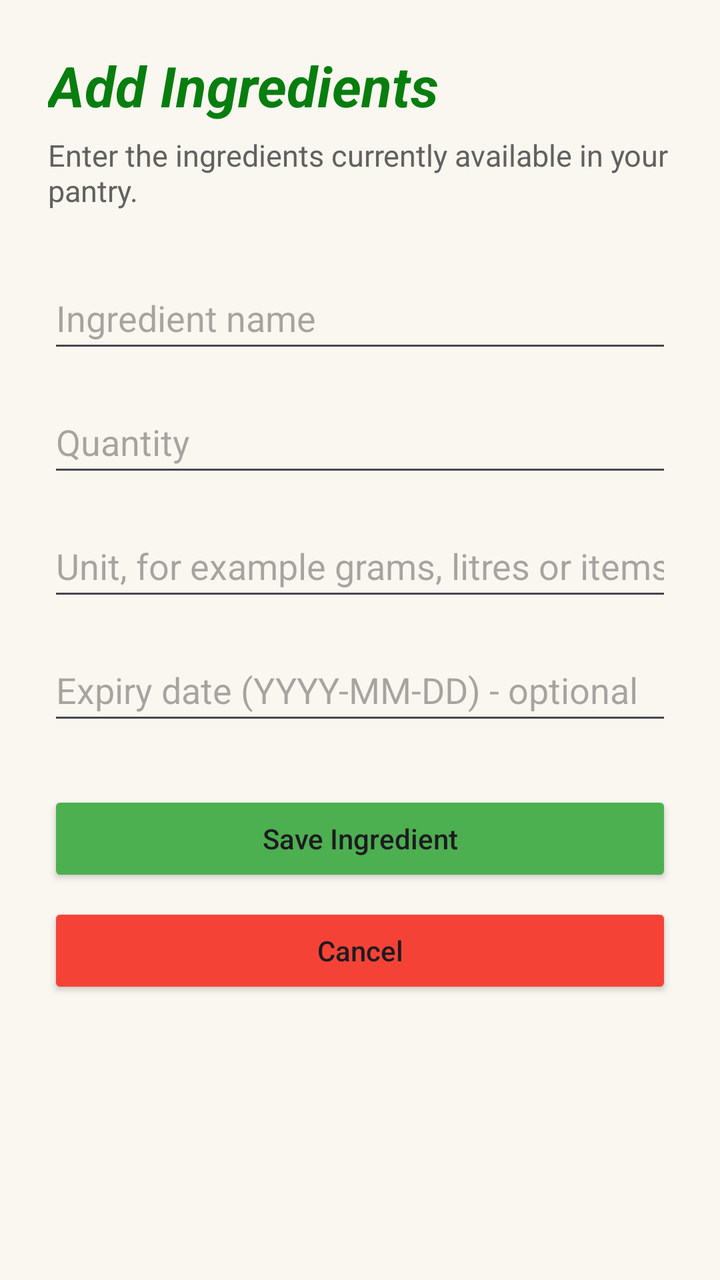
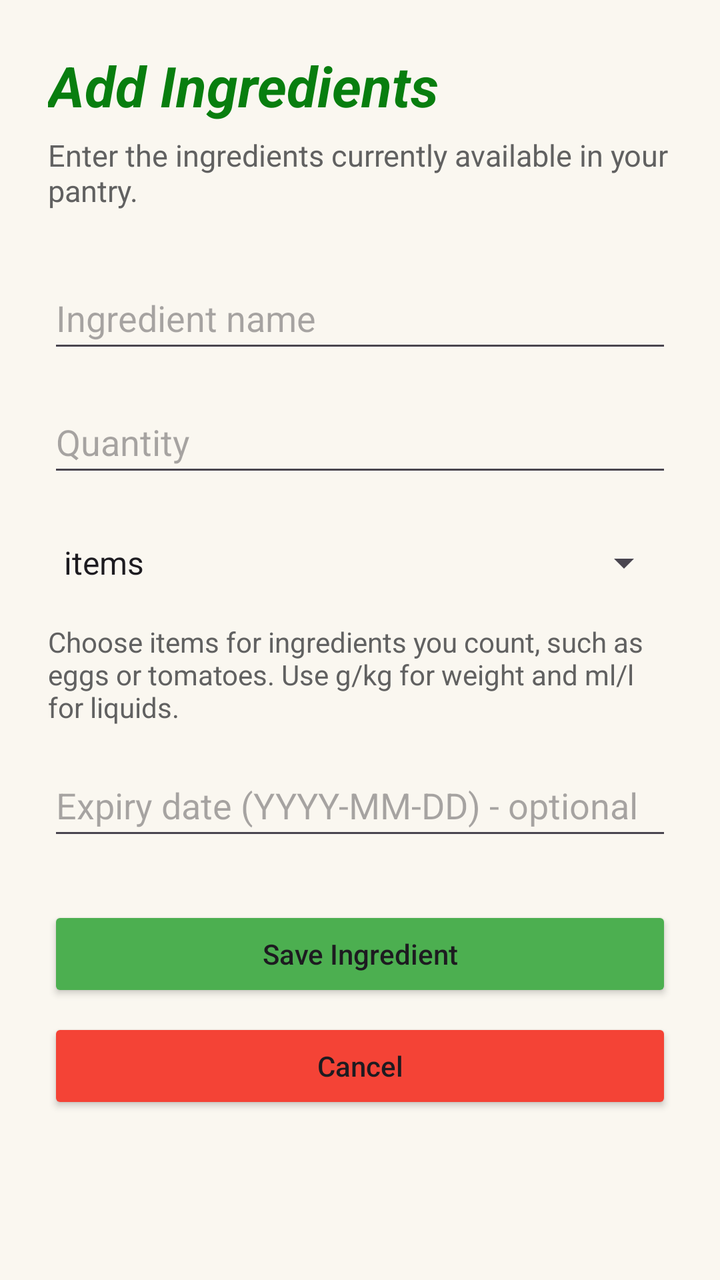

Screens rendered from an Android XML layout before and after an edit, with the pre-edit source and the edit as a unified diff.
<!-- AndroidManifest.xml: application theme Theme.SmartPantryApp -->
<!-- res/layout/activity_edit_add_ingredient.xml -->
<?xml version="1.0" encoding="utf-8"?>
<ScrollView xmlns:android="http://schemas.android.com/apk/res/android"
    xmlns:app="http://schemas.android.com/apk/res-auto"
    android:id="@+id/main"
    android:layout_width="match_parent"
    android:layout_height="match_parent"
    android:background="#FAF7F0"
    android:fillViewport="true">

    <LinearLayout
        android:layout_width="match_parent"
        android:layout_height="wrap_content"
        android:orientation="vertical"
        android:padding="24dp">

        <TextView
            android:layout_width="match_parent"
            android:layout_height="wrap_content"
            android:text="Add Ingredients"
            android:textAlignment="center"
            android:textAllCaps="false"
            android:textColor="#087E0F"
            android:textSize="28sp"
            android:textStyle="bold|italic" />

        <TextView
            android:layout_width="match_parent"
            android:layout_height="38dp"
            android:layout_marginTop="6dp"
            android:text="Enter the ingredients currently available in your pantry."
            android:textColor="#616161"
            android:textSize="15sp" />

        <EditText
            android:id="@+id/editIngredientName"
            android:layout_width="match_parent"
            android:layout_height="wrap_content"
            android:layout_marginTop="28dp"
            android:hint="Ingredient name"
            android:inputType="textCapWords"
            android:minHeight="48dp" />

        <EditText
            android:id="@+id/editQuantity"
            android:layout_width="match_parent"
            android:layout_height="wrap_content"
            android:layout_marginTop="14dp"
            android:hint="Quantity"
            android:inputType="numberDecimal"
            android:minHeight="48dp" />

        <EditText
            android:id="@+id/editUnit"
            android:layout_width="match_parent"
            android:layout_height="wrap_content"
            android:layout_marginTop="14dp"
            android:hint="Unit, for example grams, litres or items"
            android:inputType="text"
            android:minHeight="48dp" />

        <EditText
            android:id="@+id/editExpiryDate"
            android:layout_width="match_parent"
            android:layout_height="wrap_content"
            android:layout_marginTop="14dp"
            android:hint="Expiry date (YYYY-MM-DD) - optional"
            android:inputType="date"
            android:minHeight="48dp" />

        <Button
            android:id="@+id/buttonSaveIngredient"
            android:layout_width="match_parent"
            android:layout_height="wrap_content"
            android:layout_marginTop="28dp"
            android:backgroundTint="#4CAF50"
            android:text="Save Ingredient"
            android:textAllCaps="false"
            app:rippleColor="#4CAF50" />

        <Button
            android:id="@+id/buttonCancel"
            android:layout_width="match_parent"
            android:layout_height="wrap_content"
            android:layout_marginTop="8dp"
            android:backgroundTint="#F44336"
            android:text="Cancel"
            android:textAllCaps="false" />

    </LinearLayout>

</ScrollView>
<!-- resources referenced by this layout -->
<resources>
  <style name="Theme.SmartPantryApp" parent="Base.Theme.SmartPantryApp" />
  <style name="Base.Theme.SmartPantryApp" parent="Theme.Material3.DayNight.NoActionBar">
          
          
      </style>
</resources>

<!-- the commit's change to res/layout/activity_edit_add_ingredient.xml (unified diff, before → after) -->
@@ -49,14 +49,21 @@
             android:inputType="numberDecimal"
             android:minHeight="48dp" />
 
-        <EditText
-            android:id="@+id/editUnit"
+        <Spinner
+            android:id="@+id/spinnerUnit"
             android:layout_width="match_parent"
             android:layout_height="wrap_content"
             android:layout_marginTop="14dp"
-            android:hint="Unit, for example grams, litres or items"
-            android:inputType="text"
-            android:minHeight="48dp" />
+            android:minHeight="48dp"
+            android:entries="@array/ingredient_units" />
+
+        <TextView
+            android:layout_width="match_parent"
+            android:layout_height="wrap_content"
+            android:layout_marginTop="6dp"
+            android:text="@string/unit_help"
+            android:textColor="#616161"
+            android:textSize="14sp" />
 
         <EditText
             android:id="@+id/editExpiryDate"
<!-- resource entries referenced after the edit -->
@@ -1,5 +1,13 @@
 <!-- resources referenced by this layout -->
 <resources>
+  <string-array name="ingredient_units">
+          <item>items</item>
+          <item>g</item>
+          <item>kg</item>
+          <item>ml</item>
+          <item>l</item>
+      </string-array>
+  <string name="unit_help">Choose items for ingredients you count, such as eggs or tomatoes. Use g/kg for weight and ml/l for liquids.</string>
   <style name="Theme.SmartPantryApp" parent="Base.Theme.SmartPantryApp" />
   <style name="Base.Theme.SmartPantryApp" parent="Theme.Material3.DayNight.NoActionBar">
           
